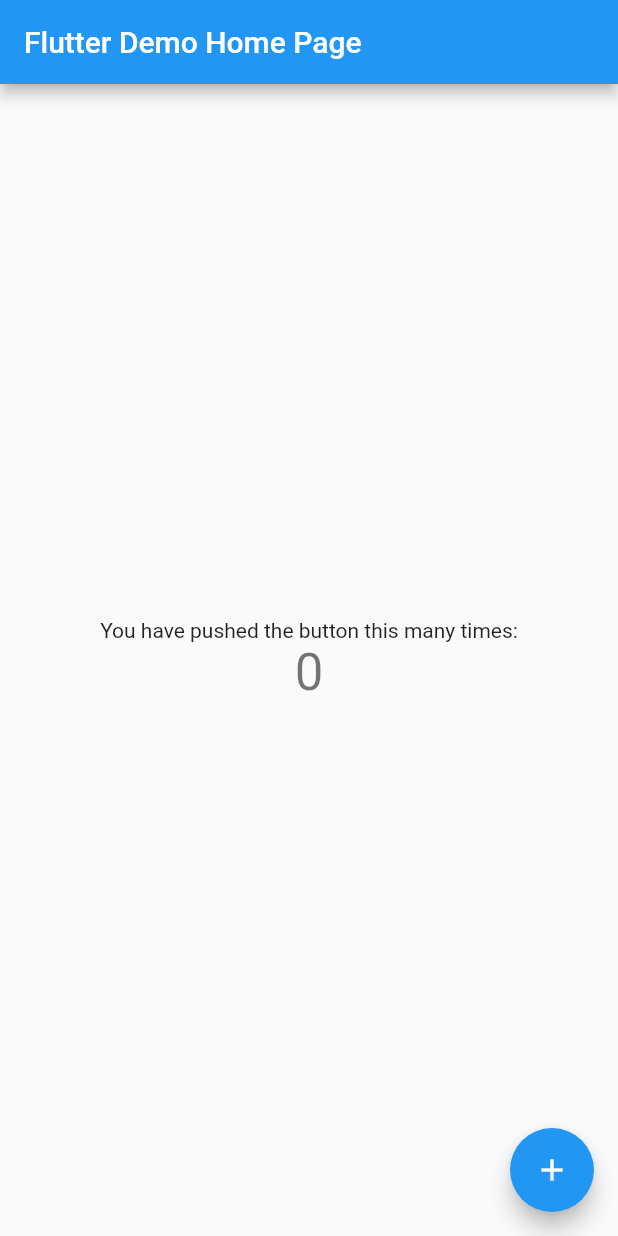
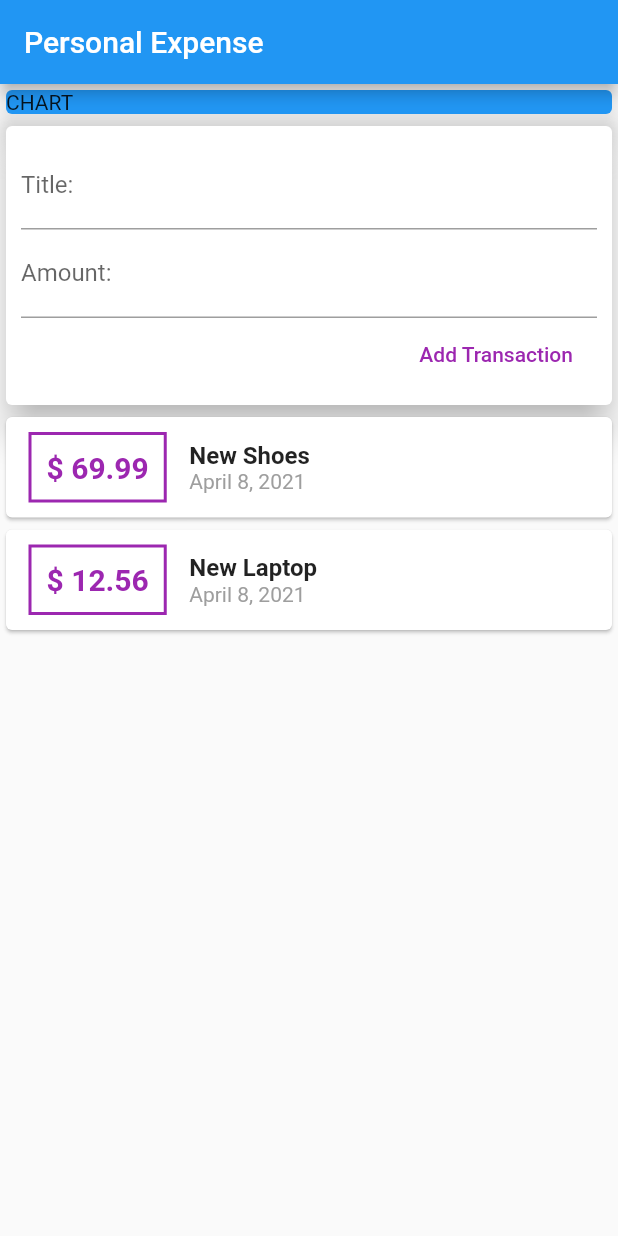
Before and after one commit to WilsonKinyua/personal_expenses_flutter_app, a Flutter app: the screen it shows after launch, on a phone screen of 412 x 824 dp. Run offline on Flutter 3.47's test engine with Material 2 defaults, Android fonts, the phone set to English and light mode, and no system bars.

Commit message:
added input fields and listing expenses

```diff
--- a/lib/main.dart
+++ b/lib/main.dart
@@ -1,113 +1,131 @@
 import 'package:flutter/material.dart';
+import 'package:flutter/widgets.dart';
+import './transaction.dart';
+import 'package:intl/intl.dart';
 
-void main() {
-  runApp(MyApp());
-}
+void main() => runApp(MyApp());
 
 class MyApp extends StatelessWidget {
-  // This widget is the root of your application.
   @override
   Widget build(BuildContext context) {
     return MaterialApp(
-      title: 'Flutter Demo',
-      theme: ThemeData(
-        // This is the theme of your application.
-        //
-        // Try running your application with "flutter run". You'll see the
-        // application has a blue toolbar. Then, without quitting the app, try
-        // changing the primarySwatch below to Colors.green and then invoke
-        // "hot reload" (press "r" in the console where you ran "flutter run",
-        // or simply save your changes to "hot reload" in a Flutter IDE).
-        // Notice that the counter didn't reset back to zero; the application
-        // is not restarted.
-        primarySwatch: Colors.blue,
-      ),
-      home: MyHomePage(title: 'Flutter Demo Home Page'),
+      debugShowCheckedModeBanner: false,
+      title: 'Personal Expense',
+      home: MyHomePage(),
     );
   }
 }
 
-class MyHomePage extends StatefulWidget {
-  MyHomePage({Key key, this.title}) : super(key: key);
+class MyHomePage extends StatelessWidget {
+  // creating a list of transactions
+  final List<Transaction> transactions = [
+    Transaction(
+      id: 't1',
+      title: 'New Shoes',
+      amount: 69.99,
+      date: DateTime.now(),
+    ),
+    Transaction(
+      id: 't2',
+      title: 'New Laptop',
+      amount: 12.56,
+      date: DateTime.now(),
+    ),
+  ];
 
-  // This widget is the home page of your application. It is stateful, meaning
-  // that it has a State object (defined below) that contains fields that affect
-  // how it looks.
-
-  // This class is the configuration for the state. It holds the values (in this
-  // case the title) provided by the parent (in this case the App widget) and
-  // used by the build method of the State. Fields in a Widget subclass are
-  // always marked "final".
-
-  final String title;
-
-  @override
-  _MyHomePageState createState() => _MyHomePageState();
-}
-
-class _MyHomePageState extends State<MyHomePage> {
-  int _counter = 0;
-
-  void _incrementCounter() {
-    setState(() {
-      // This call to setState tells the Flutter framework that something has
-      // changed in this State, which causes it to rerun the build method below
-      // so that the display can reflect the updated values. If we changed
-      // _counter without calling setState(), then the build method would not be
-      // called again, and so nothing would appear to happen.
-      _counter++;
-    });
-  }
+  // definig the input properties
+    String titleInput;
+    String amountInput;
 
   @override
   Widget build(BuildContext context) {
-    // This method is rerun every time setState is called, for instance as done
-    // by the _incrementCounter method above.
-    //
-    // The Flutter framework has been optimized to make rerunning build methods
-    // fast, so that you can just rebuild anything that needs updating rather
-    // than having to individually change instances of widgets.
     return Scaffold(
         appBar: AppBar(
-        // Here we take the value from the MyHomePage object that was created by
-        // the App.build method, and use it to set our appbar title.
-        title: Text(widget.title),
+          title: Text('Personal Expense'),
         ),
-      body: Center(
-        // Center is a layout widget. It takes a single child and positions it
-        // in the middle of the parent.
+        body: Column(
+          mainAxisAlignment: MainAxisAlignment.start,
+          crossAxisAlignment: CrossAxisAlignment.stretch,
+          children: <Widget>[
+            Container(
+              width: double.infinity,
+              child: Card(
+                color: Colors.blue,
+                child: Text('CHART'),
+                elevation: 10,
+              ),
+            ),
+            Card(
+              elevation: 10,
+              child: Container(
+                padding: EdgeInsets.all(10),
                 child: Column(
-          // Column is also a layout widget. It takes a list of children and
-          // arranges them vertically. By default, it sizes itself to fit its
-          // children horizontally, and tries to be as tall as its parent.
-          //
-          // Invoke "debug painting" (press "p" in the console, choose the
-          // "Toggle Debug Paint" action from the Flutter Inspector in Android
-          // Studio, or the "Toggle Debug Paint" command in Visual Studio Code)
-          // to see the wireframe for each widget.
-          //
-          // Column has various properties to control how it sizes itself and
-          // how it positions its children. Here we use mainAxisAlignment to
-          // center the children vertically; the main axis here is the vertical
-          // axis because Columns are vertical (the cross axis would be
-          // horizontal).
-          mainAxisAlignment: MainAxisAlignment.center,
+                  crossAxisAlignment: CrossAxisAlignment.end,
                   children: <Widget>[
-            Text(
-              'You have pushed the button this many times:',
+                    TextField(
+                      decoration: InputDecoration(labelText: 'Title: '),
                     ),
-            Text(
-              '$_counter',
-              style: Theme.of(context).textTheme.headline4,
+                    TextField(
+                      decoration: InputDecoration(labelText: 'Amount: '),
+                    ),
+                    FlatButton(
+                      child: Text('Add Transaction'),
+                      onPressed: () {},
+                      textColor: Colors.purple,
                     ),
                   ],
                 ),
               ),
-      floatingActionButton: FloatingActionButton(
-        onPressed: _incrementCounter,
-        tooltip: 'Increment',
-        child: Icon(Icons.add),
-      ), // This trailing comma makes auto-formatting nicer for build methods.
+            ),
+            Column(
+              children: transactions.map((tx) {
+                return Card(
+                  child: Row(
+                    children: <Widget>[
+                      Container(
+                        margin: EdgeInsets.symmetric(
+                          vertical: 10.0,
+                          horizontal: 15.0,
+                        ),
+                        decoration: BoxDecoration(
+                          border: Border.all(
+                            color: Colors.purple,
+                            width: 2,
+                          ),
+                        ),
+                        padding: EdgeInsets.all(10),
+                        child: Text(
+                          '\$ ${tx.amount}',
+                          style: TextStyle(
+                              fontWeight: FontWeight.bold,
+                              fontSize: 20.0,
+                              color: Colors.purple),
+                        ),
+                      ),
+                      Column(
+                        crossAxisAlignment: CrossAxisAlignment.start,
+                        children: <Widget>[
+                          Text(
+                            tx.title,
+                            style: TextStyle(
+                              fontWeight: FontWeight.bold,
+                              fontSize: 16.0,
+                            ),
+                          ),
+                          Text(
+                            DateFormat.yMMMMd().format(tx.date),
+                            style: TextStyle(
+                              color: Colors.grey,
+                            ),
+                          ),
+                        ],
+                      ),
+                    ],
+                  ),
                 );
+              }).toList(),
+            ),
+          ],
+        ));
   }
 }
--- /dev/null
+++ b/lib/transaction.dart
@@ -0,0 +1,16 @@
+import 'package:flutter/foundation.dart';
+
+class Transaction {
+  final String id;
+  final String title;
+  final double amount;
+  final DateTime date;
+
+  //constructor
+  Transaction({
+    @required this.id,
+    @required this.title,
+    @required this.amount,
+    @required this.date
+  });
+}
--- a/pubspec.yaml
+++ b/pubspec.yaml
@@ -1,5 +1,5 @@
-name: personal_expenses_flutter_app
-description: Personnal Expense App
+name: personal_expenses
+description: A new Flutter project.
 
 # The following line prevents the package from being accidentally published to
 # pub.dev using `pub publish`. This is preferred for private packages.
@@ -23,6 +23,7 @@ environment:
 dependencies:
   flutter:
     sdk: flutter
+  intl: ^0.17.0
 
 
   # The following adds the Cupertino Icons font to your application.
```
Also changed, not shown: pubspec.lock, 15 other files. Lines whose indentation alone changed are shown as unchanged.
